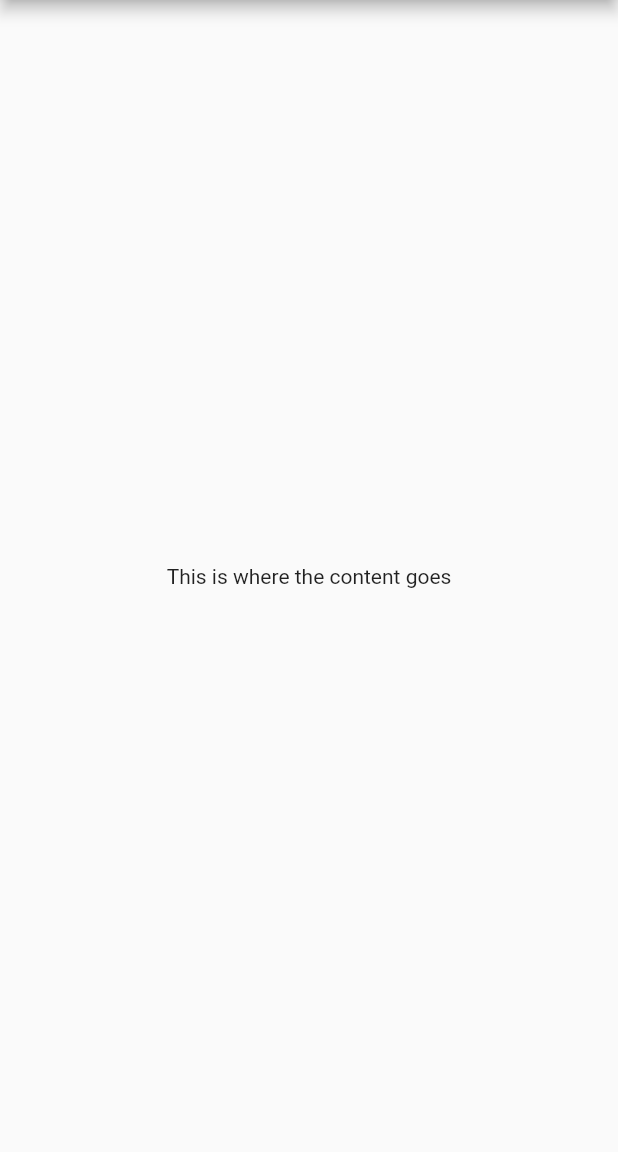
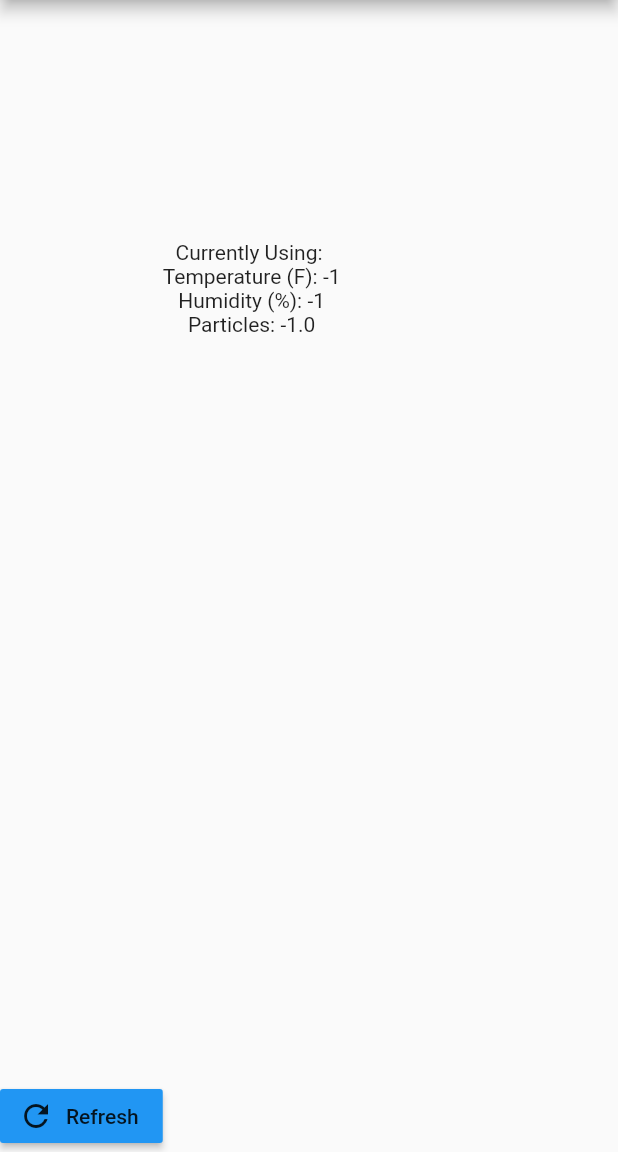
Before and after one commit to PradyMagal/BayAirea, a Flutter app: the screen it shows after launch, on a phone screen of 412 x 824 dp, the part 84-1236 px from its top. Run offline on Flutter 3.47's test engine with Material 2 defaults, Android fonts, the phone set to English and light mode, and no system bars; network calls fail.

Commit message:
correct json gathering and displaying

```diff
--- a/lib/home.dart
+++ /dev/null
@@ -1,84 +0,0 @@
-import 'package:flutter/material.dart';
-import 'settings.dart';
-import 'dart:convert' as convert;
-import 'package:http/http.dart' as http;
-
-
-
-class HomePage extends StatefulWidget {
-  @override
-  _HomePageState createState() => new _HomePageState();
-}
-class _HomePageState extends State<HomePage>{
-  @override
-
-  Widget build(BuildContext context) {
-
-    return new Scaffold(
-      appBar: new AppBar(title: Text("Bay Airea"), backgroundColor: Colors.tealAccent[100],),
-
-      drawer: new Drawer(
-
-        child: new ListView(
-
-          children: <Widget>[
-
-            new ListTile(
-              title: new Text("Menu" ,style: new TextStyle(fontSize: 25),),
-            ),
-
-            new ListTile(
-              title: new Text("Close Menu" ,style: new TextStyle(fontSize: 15),),
-              leading: new Icon(Icons.exit_to_app),
-              onTap: () {
-                Navigator.pop(context); //This closes the menu, and brings the user back to what he/she was on
-              }
-            ),
-
-            new ListTile(
-              title: new Text("Location 1" ,style: new TextStyle(fontSize: 15),),
-              onTap: () {
-                jsonTest("Ferrari"); //Change the parameter to see how many results google spits out
-              }
-            ),
-
-            new ListTile( //Brings iser to our rather boring settings page
-              title: new Text("Settings" ,style: new TextStyle(fontSize: 15),),
-              trailing: new Icon(Icons.settings),
-              onTap: ()=> Navigator.of(context).push(new MaterialPageRoute(builder: (BuildContext context) => SettingsPage())),
-            )
-
-          ],
-
-        )
-
-      ),
-
-      body:
-      new Center(
-        child: new Text("This is where the content goes"),
-      ),
-
-    );
-
-
-  }
-}
-//This is our JSON Test
-
-/*
-This is google's api on books
-
-It searches through its data bases on books that matches the keyword passed into the curly brackets
-
-Want to try for yourself, try this: https://www.googleapis.com/books/v1/volumes?q={donuts}
-(Open the link in a browser tab and it will give you many results about donuts)
-*/
-
-void jsonTest(String user) async{
-    var url = "https://www.googleapis.com/books/v1/volumes?q={"+user+"}"; //This obtains a URL with what ever string you pass in as a search query
-    var response =  await http.get(url);                  //Parses it
-    var jsonResponse = convert.jsonDecode(response.body); //More parsing/decoding stuff
-    var itemCount = jsonResponse['totalItems']; //This stores the amount of results into a variable
-    print("Google found: $itemCount books about/matching "+user); //This prints out our result prettily in the debug console
-}
--- a/lib/main.dart
+++ b/lib/main.dart
@@ -1,9 +1,10 @@
 import 'package:flutter/material.dart';
 
-import 'home.dart';
+import 'package:bay_airea/pages/home.dart';
 
 
-void main() => runApp(new MaterialApp(
+void main() => runApp(
+    new MaterialApp(
   theme: new ThemeData(
 
   ),
--- /dev/null
+++ b/lib/pages/home.dart
@@ -0,0 +1,84 @@
+import 'package:flutter/material.dart';
+import 'package:bay_airea/pages/settings.dart';
+import 'package:bay_airea/pages/landing_page.dart';
+import 'package:bay_airea/util/AirData.dart';
+import 'dart:convert' as convert;
+import 'package:http/http.dart' as http;
+
+
+
+class HomePage extends StatefulWidget {
+  @override
+  _HomePageState createState() => new _HomePageState();
+
+}
+class _HomePageState extends State<HomePage>{
+  @override
+
+  Widget build(BuildContext context) {
+    new AirData();
+
+
+
+    //TODO: Why have the same scaffold in multiple classes?
+    return new Scaffold(
+      appBar: new AppBar(title: Text("Bay Airea"), backgroundColor: Colors.tealAccent[100],),
+
+      drawer: new Drawer(
+        child: new ListView(children: <Widget>[
+            new ListTile(
+              title: new Text("Menu" ,style: new TextStyle(fontSize: 25),),),
+            new ListTile(
+              title: new Text("Close Menu" ,style: new TextStyle(fontSize: 15),),
+              leading: new Icon(Icons.exit_to_app),
+              onTap: () {
+                Navigator.pop(context); //This closes the menu, and brings the user back to what he/she was on
+              }),
+            new ListTile(
+              title: new Text("Location 1" ,style: new TextStyle(fontSize: 15),),
+              onTap: ()=> Navigator.of(context).push(new MaterialPageRoute(builder: (BuildContext context) => LandingPage())),
+            ),
+            new ListTile( //Brings user to our rather boring settings page
+              title: new Text("Settings" ,style: new TextStyle(fontSize: 15),),
+              trailing: new Icon(Icons.settings),
+              onTap: ()=> Navigator.of(context).push(new MaterialPageRoute(builder: (BuildContext context) => SettingsPage())),
+            )
+          ],)
+
+      ),
+
+      body: new Container(
+        child: Row(
+          children: [
+            new Container(
+                alignment: Alignment.bottomLeft,
+                child: RaisedButton.icon (
+                  color: Colors.blue,
+                  icon: Icon(Icons.refresh),
+                  label: Text("Refresh"),
+                  onPressed: () {
+                    AirData.reloadData();
+                    Navigator.of(context).push(new MaterialPageRoute(builder: (BuildContext context) => HomePage()));
+                  }
+            )),
+            new Container (
+
+                child: new Column ( children: [
+                  new Padding(
+                    padding: EdgeInsets.fromLTRB(10, 160, 10, 0)
+                  ),
+                  new Text("Currently Using: " + AirData.currentSensor),
+                  new Text("Temperature (F): ${AirData.temperatureF}"),
+                  new Text("Humidity (%): ${AirData.humidityPercent}"),
+                  new Text("Particles: ${AirData.particles}")
+              ])
+            )
+          ]
+        ),
+      ),
+
+    );
+
+
+  }
+}
--- a/lib/settings.dart
+++ b/lib/pages/settings.dart
@@ -1,6 +1,5 @@
 import 'package:flutter/material.dart';
-import 'main.dart';
-import 'home.dart';
+import 'package:bay_airea/pages/home.dart';
 
 class SettingsPage extends StatefulWidget {
   @override
@@ -18,7 +17,6 @@ class _SettingsPageState extends State<SettingsPage> {
             new ListTile(
               title: new Text("Menu" ,style: new TextStyle(fontSize: 25),),
             ),
-
             new ListTile(
               leading: new Icon(Icons.exit_to_app),
               title: new Text("Close Menu" ,style: new TextStyle(fontSize: 15),),
--- /dev/null
+++ b/lib/util/AirData.dart
@@ -0,0 +1,51 @@
+import 'dart:convert' as convert;
+import 'package:http/http.dart' as http;
+
+class AirData {
+  static final String key = "15130";
+  static final String url = "https://www.purpleair.com/json?show=";
+
+  static String currentSensor = "";
+  static int temperatureF = -1;
+  static int humidityPercent = -1;
+  static double latitude = -1, longitude = -1;
+
+  //These are 2.5um particles right now, might be the wrong one
+  static double particles = -1;
+
+  AirData() {
+    reloadData();
+  }
+
+  static reloadData() async {
+    var purpleAirResponse = await http.get(url + key);
+    var purpleAirJSON = convert.jsonDecode(purpleAirResponse.body)["results"][0];
+
+    AirData.currentSensor = purpleAirJSON["Label"];
+    AirData.temperatureF = int.parse(purpleAirJSON["temp_f"]);
+    AirData.humidityPercent = int.parse(purpleAirJSON["humidity"]);
+    AirData.latitude = (purpleAirJSON["Lat"]);
+    AirData.longitude = (purpleAirJSON["Lon"]);
+
+    //Everything below this might be incorrect because thing speak says the channel/key lead to lat/long of 0, 0.
+    final thingspeakChannel = purpleAirJSON["THINGSPEAK_PRIMARY_ID"];
+    final thingspeakKey = purpleAirJSON["THINGSPEAK_PRIMARY_ID_READ_KEY"];
+
+    var thingspeakURL = "https://api.thingspeak.com/channels/"+thingspeakChannel+"/feeds.json?api_key="+thingspeakKey+"&results=1";
+    var thingspeakResponse = await http.get(thingspeakURL);
+    var thingspeakJSON = convert.jsonDecode(thingspeakResponse.body);
+
+    AirData.particles = double.parse(thingspeakJSON["feeds"][0]["field2"]);
+
+    printData();
+  }
+
+  static printData() {
+    print("\nCurrentSensor: " + currentSensor + "\nTemperature (F): $temperatureF \nHumidity (%): $humidityPercent \nLat, Long: $latitude, $longitude");
+    print("2.5 PM ug/m3: $particles \n");
+  }
+
+
+
+
+}
```
Also changed, not shown: lib/pages/landing_page.dart (renamed from lib/landing_page.dart).
